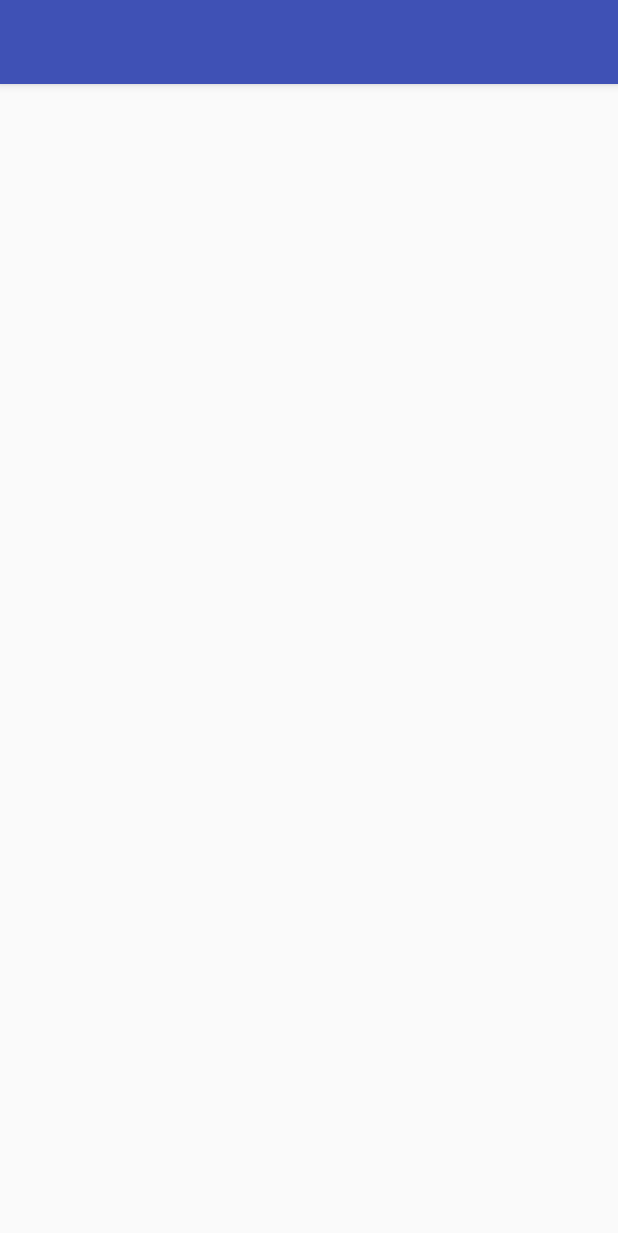
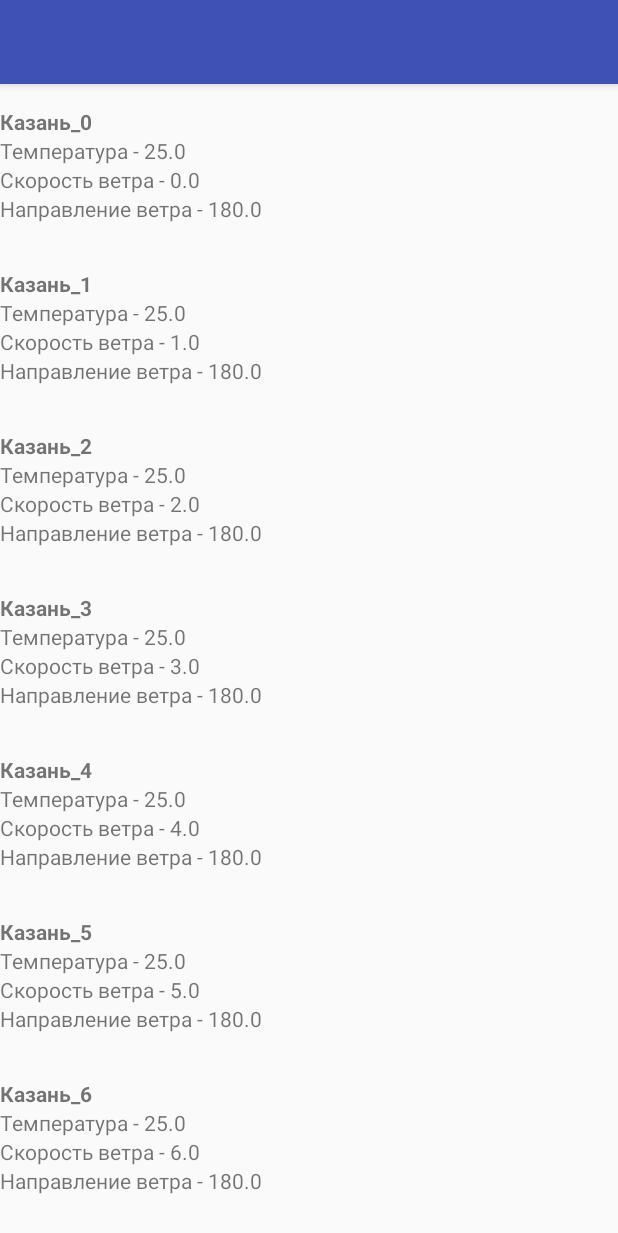
Before and after one commit to ArtToDevelop/WeatherClient, an Android app: the screen it shows after launch (MainActivity), on a phone screen of 412 x 824 dp. Shown: the top 1233 px of the screen. Run offline under Robolectric (Android 15) with nearby library versions, the light colour scheme and no system bars; network calls fail.

Commit message:
MainActivity. Отобразил тестовый список

```diff
--- a/app/src/main/java/sigalov/arttodevelop/weatherclient/activities/MainActivity.java
+++ b/app/src/main/java/sigalov/arttodevelop/weatherclient/activities/MainActivity.java
@@ -2,13 +2,23 @@ package sigalov.arttodevelop.weatherclient.activities;
 
 import android.support.v7.app.AppCompatActivity;
 import android.os.Bundle;
+import android.support.v7.widget.LinearLayoutManager;
+import android.support.v7.widget.RecyclerView;
+
+import java.util.ArrayList;
 
 import sigalov.arttodevelop.weatherclient.R;
+import sigalov.arttodevelop.weatherclient.adapters.CityRecyclerAdapter;
 import sigalov.arttodevelop.weatherclient.data.DataManager;
+import sigalov.arttodevelop.weatherclient.models.Weather;
 
 public class MainActivity extends AppCompatActivity {
 
     DataManager dataManager;
+
+    private RecyclerView recyclerView;
+    private CityRecyclerAdapter adapter;
+    private RecyclerView.LayoutManager layoutManager;
 
     @Override
     protected void onCreate(Bundle savedInstanceState) {
@@ -17,9 +27,35 @@ public class MainActivity extends AppCompatActivity {
 
         dataManager = DataManager.getInstance();
 
-
         dataManager.testRequest();
 
+        recyclerView = (RecyclerView) findViewById(R.id.main_city_recycler_view);
 
+        layoutManager = new LinearLayoutManager(this);
+        recyclerView.setLayoutManager(layoutManager);
+
+        adapter = new CityRecyclerAdapter();
+
+        adapter.setData(getTestItems());
+
+        recyclerView.setAdapter(adapter);
+    }
+
+    private ArrayList<Weather> getTestItems()
+    {
+        ArrayList<Weather> weatherList = new ArrayList<>();
+
+        for(int i = 0; i < 20; i++)
+        {
+            Weather weather1 = new Weather();
+            weather1.setName("Казань_" + i);
+            weather1.setTemp(25.0);
+            weather1.setWindDeg(180.0);
+            weather1.setWindSpeed((double)i);
+
+            weatherList.add(weather1);
+        }
+
+        return weatherList;
     }
 }
--- /dev/null
+++ b/app/src/main/java/sigalov/arttodevelop/weatherclient/adapters/CityRecyclerAdapter.java
@@ -0,0 +1,64 @@
+package sigalov.arttodevelop.weatherclient.adapters;
+
+import android.support.v7.widget.RecyclerView;
+import android.view.LayoutInflater;
+import android.view.View;
+import android.view.ViewGroup;
+import android.widget.TextView;
+
+import java.util.ArrayList;
+
+import sigalov.arttodevelop.weatherclient.R;
+import sigalov.arttodevelop.weatherclient.models.Weather;
+
+public class CityRecyclerAdapter extends RecyclerView.Adapter<CityRecyclerAdapter.ViewHolder> {
+
+    private ArrayList<Weather> dataList;
+
+    public static class ViewHolder extends RecyclerView.ViewHolder {
+
+        public TextView nameTextView, temperatureTextView, windTextView, directionTextView;
+
+        public ViewHolder(View v) {
+            super(v);
+
+            nameTextView = (TextView) v.findViewById(R.id.city_item_name);
+            temperatureTextView = (TextView) v.findViewById(R.id.city_item_temperature);
+            windTextView = (TextView) v.findViewById(R.id.city_item_wind);
+            directionTextView = (TextView) v.findViewById(R.id.city_item_direction);
+        }
+    }
+
+    public CityRecyclerAdapter() {
+        dataList = new ArrayList<>();
+    }
+
+    public void setData(ArrayList<Weather> dataList)
+    {
+        this.dataList = dataList;
+    }
+
+    @Override
+    public CityRecyclerAdapter.ViewHolder onCreateViewHolder(ViewGroup parent, int viewType) {
+        // create a new view
+        View view = LayoutInflater.from(parent.getContext())
+                .inflate(R.layout.recycler_city_item, parent, false);
+
+        return new ViewHolder(view);
+    }
+
+    @Override
+    public void onBindViewHolder(CityRecyclerAdapter.ViewHolder holder, int position) {
+        Weather item = dataList.get(position);
+
+        holder.nameTextView.setText(item.getName());
+        holder.temperatureTextView.setText(String.format("Температура - %s", item.getTemp()));
+        holder.directionTextView.setText(String.format("Направление ветра - %s", item.getWindDeg()));
+        holder.windTextView.setText(String.format("Скорость ветра - %s", item.getWindSpeed()));
+    }
+
+    @Override
+    public int getItemCount() {
+        return dataList.size();
+    }
+}
--- a/app/src/main/java/sigalov/arttodevelop/weatherclient/models/ServerErrorResponse.java
+++ b/app/src/main/java/sigalov/arttodevelop/weatherclient/models/Response/ServerErrorResponse.java
@@ -1,4 +1,4 @@
-package sigalov.arttodevelop.weatherclient.models;
+package sigalov.arttodevelop.weatherclient.models.Response;
 
 public class ServerErrorResponse {
 
--- a/app/src/main/java/sigalov/arttodevelop/weatherclient/models/WeatherResponse.java
+++ b/app/src/main/java/sigalov/arttodevelop/weatherclient/models/Response/WeatherResponse.java
@@ -1,4 +1,4 @@
-package sigalov.arttodevelop.weatherclient.models;
+package sigalov.arttodevelop.weatherclient.models.Response;
 
 public class WeatherResponse {
 
--- /dev/null
+++ b/app/src/main/java/sigalov/arttodevelop/weatherclient/models/Weather.java
@@ -0,0 +1,44 @@
+package sigalov.arttodevelop.weatherclient.models;
+
+public class Weather {
+    private String name;
+
+    public String getName() {
+        return name;
+    }
+
+    public void setName(String name) {
+        this.name = name;
+    }
+
+    private Double temp;
+
+    public Double getTemp() {
+        return temp;
+    }
+
+    public void setTemp(Double temp) {
+        this.temp = temp;
+    }
+
+    private Double windSpeed;
+
+    public Double getWindSpeed() {
+        return windSpeed;
+    }
+
+    public void setWindSpeed(Double windSpeed) {
+        this.windSpeed = windSpeed;
+    }
+
+    private Double windDeg;
+
+    public Double getWindDeg() {
+        return windDeg;
+    }
+
+    public void setWindDeg(Double windDeg) {
+        this.windDeg = windDeg;
+    }
+
+}
--- a/app/src/main/java/sigalov/arttodevelop/weatherclient/network/SynchronizationOkHttp.java
+++ b/app/src/main/java/sigalov/arttodevelop/weatherclient/network/SynchronizationOkHttp.java
@@ -15,8 +15,8 @@ import okhttp3.Request;
 import okhttp3.Response;
 import sigalov.arttodevelop.weatherclient.data.Storage;
 import sigalov.arttodevelop.weatherclient.helpers.GsonHelper;
-import sigalov.arttodevelop.weatherclient.models.ServerErrorResponse;
-import sigalov.arttodevelop.weatherclient.models.WeatherResponse;
+import sigalov.arttodevelop.weatherclient.models.Response.ServerErrorResponse;
+import sigalov.arttodevelop.weatherclient.models.Response.WeatherResponse;
 
 public class SynchronizationOkHttp {
     private static final String APP_ID = "1f0f2533eafbed171c8fba2865101d39";
@@ -66,7 +66,7 @@ public class SynchronizationOkHttp {
         }
     }
 
-    void request() throws Exception
+    private void request() throws Exception
     {
         Request request = new Request.Builder()
                 .tag(UPDATE_ITEM_REQUEST_TAG)
--- a/app/src/main/res/layout/recycler_city_item.xml
+++ b/app/src/main/res/layout/recycler_city_item.xml
@@ -2,30 +2,29 @@
 <LinearLayout xmlns:android="http://schemas.android.com/apk/res/android"
     android:layout_width="match_parent"
     android:layout_height="wrap_content"
-    android:orientation="vertical">
+    android:orientation="vertical"
+    android:paddingTop="15dp"
+    android:paddingBottom="15dp">
 
     <TextView
         android:id="@+id/city_item_name"
         android:layout_width="wrap_content"
         android:layout_height="wrap_content"
-        android:text="Город - [название]"/>
+        android:textStyle="bold"/>
 
     <TextView
         android:id="@+id/city_item_temperature"
         android:layout_width="wrap_content"
-        android:layout_height="wrap_content"
-        android:text="Температура - [значение]"/>
+        android:layout_height="wrap_content"/>
 
     <TextView
         android:id="@+id/city_item_wind"
         android:layout_width="wrap_content"
-        android:layout_height="wrap_content"
-        android:text="Скорость ветра - [значение]"/>
+        android:layout_height="wrap_content"/>
 
     <TextView
         android:id="@+id/city_item_direction"
         android:layout_width="wrap_content"
-        android:layout_height="wrap_content"
-        android:text="Направление ветра - [значение]"/>
+        android:layout_height="wrap_content"/>
 
 </LinearLayout>
```
